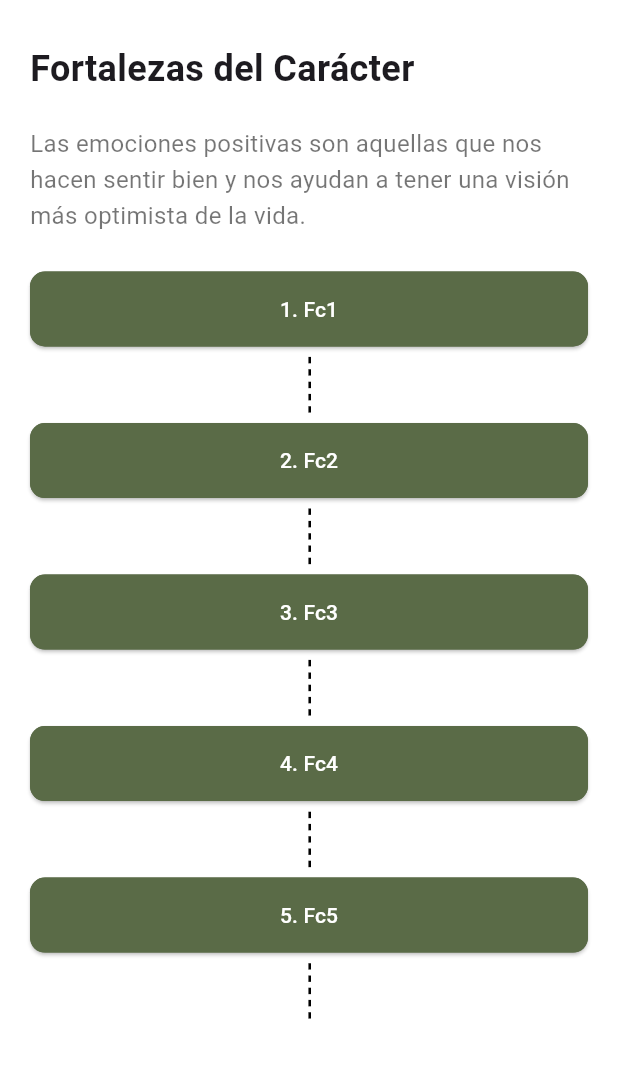
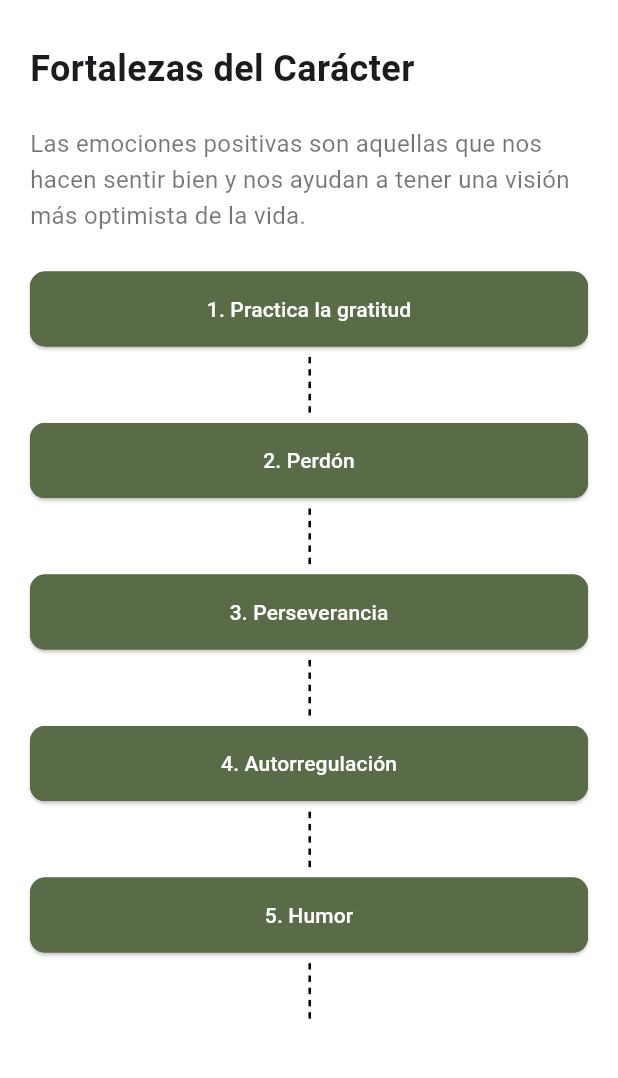
Before and after one commit to marsanbus/sseed-mobile, a Flutter app: the FortalezasDelCaracter widget shown alone on an empty page, opened directly, on a phone screen of 412 x 824 dp, the part 72-1150 px from its top. Run offline on Flutter 3.47's test engine with Material 3 defaults, Android fonts, the phone set to English and light mode, and no system bars; our stand-ins replace flutter_svg.

Commit message:
Personalizado Fortalezas del caracter

```diff
--- a/lib/pages/pages_retos/fortalezasDelCaracter.dart
+++ b/lib/pages/pages_retos/fortalezasDelCaracter.dart
@@ -16,7 +16,7 @@ class FortalezasDelCaracter extends StatelessWidget {
       description: 'Las emociones positivas son aquellas que nos hacen sentir bien y nos ayudan a tener una visión más optimista de la vida.',
       buttons: [
         {
-          'text': '1. Fc1',
+          'text': '1. Practica la gratitud',
           'onPressed': () {
             Navigator.push(
               context,
@@ -25,7 +25,7 @@ class FortalezasDelCaracter extends StatelessWidget {
           },
         },
         {
-          'text': '2. Fc2',
+          'text': '2. Perdón',
           'onPressed': () {
             Navigator.push(
               context,
@@ -34,7 +34,7 @@ class FortalezasDelCaracter extends StatelessWidget {
           },
         },
         {
-          'text': '3. Fc3',
+          'text': '3. Perseverancia',
           'onPressed': () {
             Navigator.push(
               context,
@@ -43,7 +43,7 @@ class FortalezasDelCaracter extends StatelessWidget {
           },
         },
         {
-          'text': '4. Fc4',
+          'text': '4. Autorregulación',
           'onPressed': () {
             Navigator.push(
               context,
@@ -52,7 +52,7 @@ class FortalezasDelCaracter extends StatelessWidget {
           },
         },
         {
-          'text': '5. Fc5',
+          'text': '5. Humor',
           'onPressed': () {
             Navigator.push(
               context,
--- a/lib/pages/pages_retos/retos/fortalezas_del_caracter/fc1.dart
+++ b/lib/pages/pages_retos/retos/fortalezas_del_caracter/fc1.dart
@@ -7,8 +7,8 @@ class Fc1Page extends StatelessWidget {
   @override
   Widget build(BuildContext context) {
     return RetosModel(
-      title: '1. Fc1',
-      description: 'Descripción de la fortaleza del carácter 1',
+      title: '1. Practica la gratitud',
+      description: 'Es de bien nacido ser agradecido, como dijo Miguel de Cervantes en su famosa obra “Don Quijote de la Mancha”. A veces, nos centramos tanto en lo que falta que olvidamos todo lo que ya está en nuestra vida y nos sostiene. Esta semana, haz un ejercicio consciente de gratitud: fíjate en las personas, momentos o pequeños detalles que te aportan algo bueno y, si puedes, exprésalo en voz alta o por escrito. Verás cómo cambia la perspectiva.',
       buttonText: 'Empezar Reto',
       onPressed: () {
         // Acción del botón
--- a/lib/pages/pages_retos/retos/fortalezas_del_caracter/fc2.dart
+++ b/lib/pages/pages_retos/retos/fortalezas_del_caracter/fc2.dart
@@ -7,7 +7,7 @@ class Fc2Page extends StatelessWidget {
   @override
   Widget build(BuildContext context) {
     return RetosModel(
-      title: '2. Fc2',
+      title: '2. Perdón',
       description: 'Descripción de la fortaleza del carácter 2',
       buttonText: 'Empezar Reto',
       onPressed: () {
--- a/lib/pages/pages_retos/retos/fortalezas_del_caracter/fc3.dart
+++ b/lib/pages/pages_retos/retos/fortalezas_del_caracter/fc3.dart
@@ -7,7 +7,7 @@ class Fc3Page extends StatelessWidget {
   @override
   Widget build(BuildContext context) {
     return RetosModel(
-      title: '3. Fc3',
+      title: '3. Perseverancia',
       description: 'Descripción de la fortaleza del carácter 3',
       buttonText: 'Empezar Reto',
       onPressed: () {
--- a/lib/pages/pages_retos/retos/fortalezas_del_caracter/fc4.dart
+++ b/lib/pages/pages_retos/retos/fortalezas_del_caracter/fc4.dart
@@ -7,7 +7,7 @@ class Fc4Page extends StatelessWidget {
   @override
   Widget build(BuildContext context) {
     return RetosModel(
-      title: '4. Fc4',
+      title: '4. Autorregulación',
       description: 'Descripción de la fortaleza del carácter 4',
       buttonText: 'Empezar Reto',
       onPressed: () {
--- a/lib/pages/pages_retos/retos/fortalezas_del_caracter/fc5.dart
+++ b/lib/pages/pages_retos/retos/fortalezas_del_caracter/fc5.dart
@@ -7,7 +7,7 @@ class Fc5Page extends StatelessWidget {
   @override
   Widget build(BuildContext context) {
     return RetosModel(
-      title: '5. Fc5',
+      title: '5. Humor',
       description: 'Descripción de la fortaleza del carácter 5',
       buttonText: 'Empezar Reto',
       onPressed: () {
```
